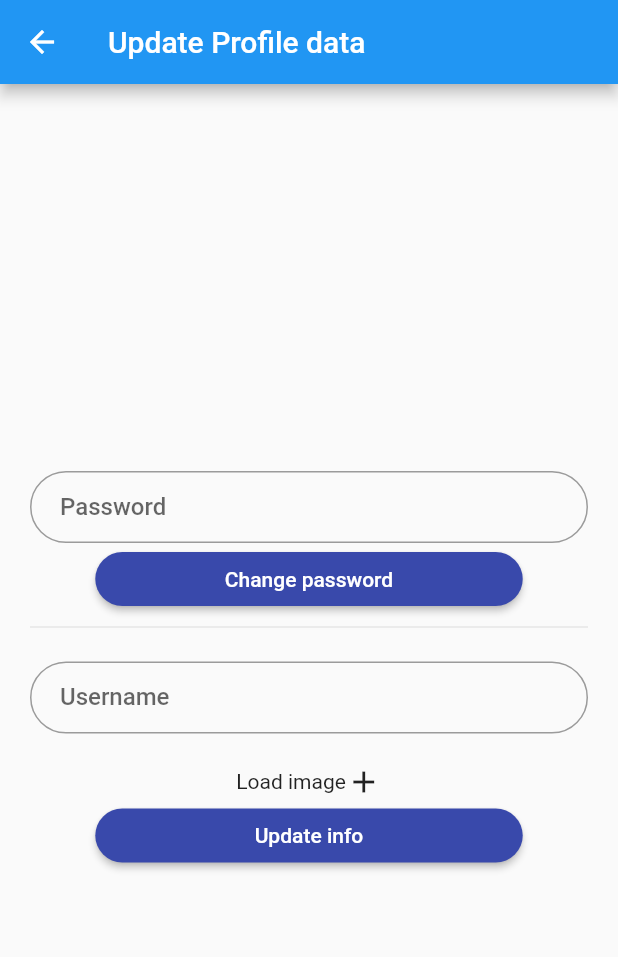
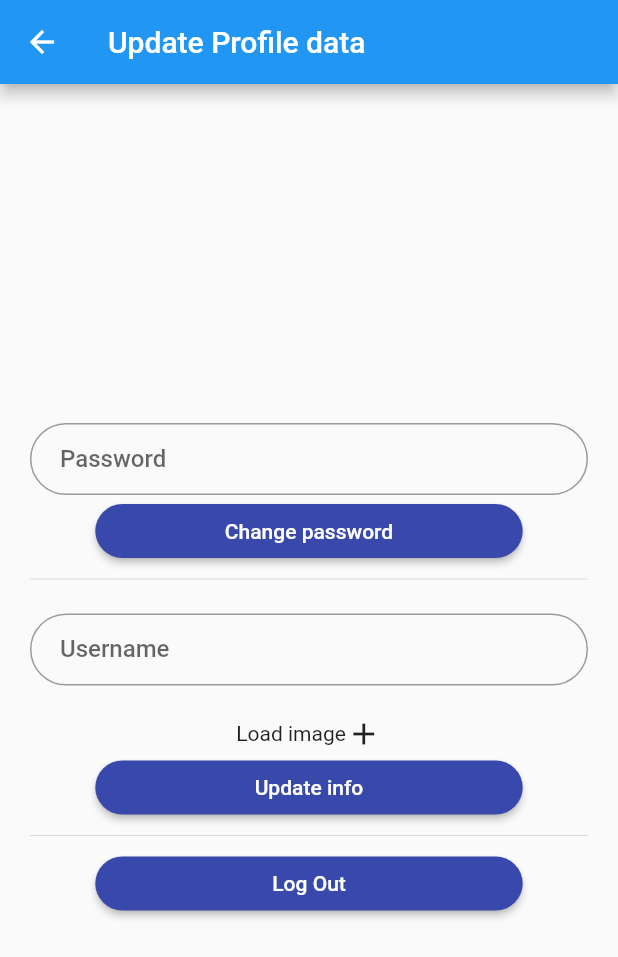
Before and after one commit to rajeeell/create_profile_ui, a Flutter app: the HomeScreen screen opened directly, on a phone screen of 412 x 824 dp. Shown: the top 957 px of the screen. Run offline on Flutter 3.47's test engine with Material 2 defaults, Android fonts, the phone set to English and light mode, and no system bars; our stand-ins replace firebase_core, firebase_storage, image_picker, shared_preferences; accounts and stored records are empty.

Commit message:
flutter profile create ui using firebase

```diff
--- a/lib/api_constants.dart
+++ b/lib/api_constants.dart
@@ -1,5 +1,6 @@
+import 'package:flutter_auth_rest_api/model/api_response.dart';
+
 class apiConstants {
-
   static String API_KEY = "AIzaSyDpGhzkSQb1X2Jij4pxy2EXYC3lorZS3q8";
 
   static String base_url =
@@ -8,5 +9,5 @@ class apiConstants {
   static String api_SignIn = "${base_url}signInWithPassword?key=$API_KEY";
   static String api_ForgetPassword = "${base_url}sendOobCode?key=$API_KEY";
   static String api_ChangePassword = "${base_url}update?key=$API_KEY";
-
+  static String api_UpdateUserData = "${base_url}update?key=$API_KEY";
 }
--- a/lib/home_screen.dart
+++ b/lib/home_screen.dart
@@ -9,9 +9,7 @@ class HomeScreen extends StatelessWidget {
 
   @override
   Widget build(BuildContext context) {
-    return ChangeNotifierProvider(
-      create: (_) => UpdateUserDataProvider(),
-      child: Consumer<UpdateUserDataProvider>(builder: (context, provider, _) {
+    return Consumer<UpdateUserDataProvider>(builder: (context, provider, _) {
       return Scaffold(
         appBar: AppBar(title: const Text("Update Profile data")),
         body: Padding(
@@ -45,12 +43,17 @@ class HomeScreen extends StatelessWidget {
               ),
               if (provider.photoUrl.isNotEmpty)
                 Image.network(provider.photoUrl, height: 100),
-                AuthButton(onTap: provider.updateData, title: "Update info")
+              AuthButton(onTap: provider.updateData, title: "Update info"),
+              const Divider(),
+              AuthButton(
+                  title: "Log Out",
+                  onTap: () {
+                    provider.logOut(context);
+                  }),
             ],
           ),
         ),
       );
-      }),
-    );
+    });
   }
 }
```
Also changed, not shown: lib/main.dart (+7 -5 lines), lib/update_user_data_provider.dart (+12 -2 lines). Lines whose indentation alone changed are shown as unchanged.
